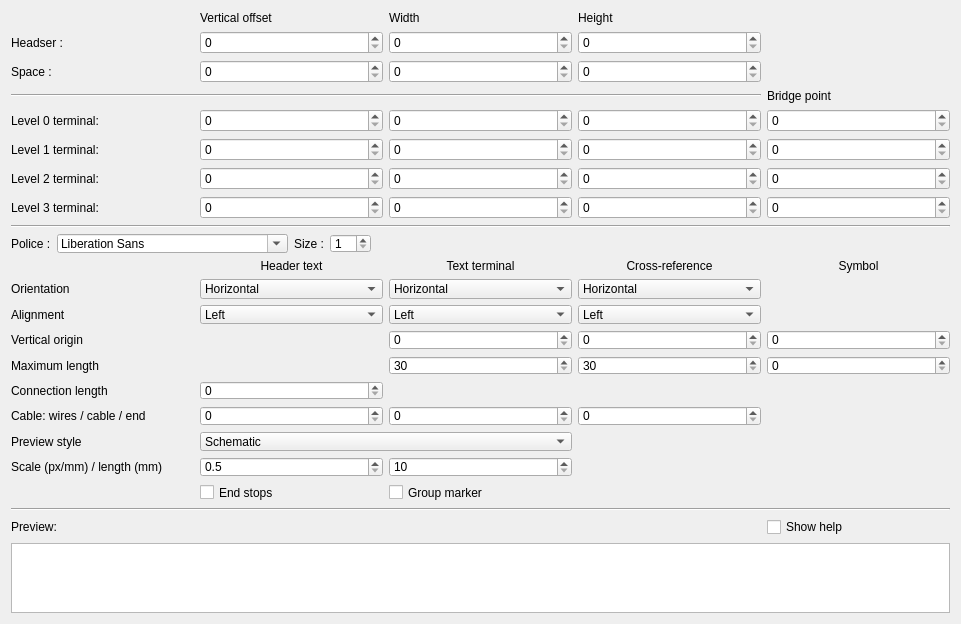
This is sources/TerminalStrip/ui/terminalstriplayouteditor.ui in itaueira/qelectrotech-source as Qt 5 draws it before an edit. The edited form follows.
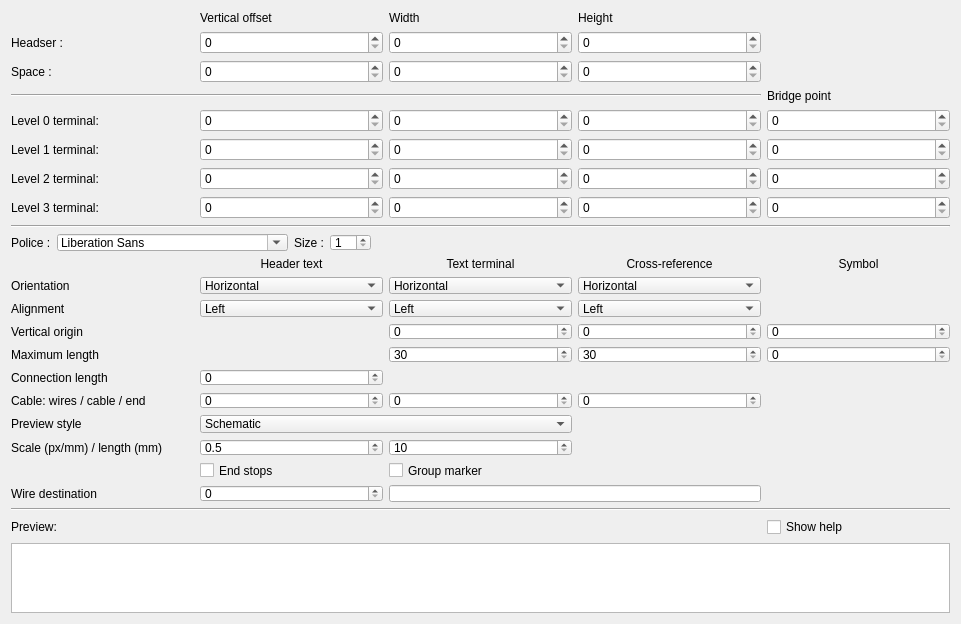
This is the edited form.

```diff
--- a/sources/TerminalStrip/ui/terminalstriplayouteditor.ui
+++ b/sources/TerminalStrip/ui/terminalstriplayouteditor.ui
@@ -622,6 +622,30 @@
         </property>
        </widget>
       </item>
+      <item row="14" column="2">
+       <widget class="QLabel" name="label_destination">
+        <property name="text">
+         <string>Wire destination</string>
+        </property>
+       </widget>
+      </item>
+      <item row="14" column="3">
+       <widget class="QSpinBox" name="m_destination_length_sb">
+        <property name="toolTip">
+         <string>Length of the destinations of the wires written above and under each terminal. 0 disable them.</string>
+        </property>
+        <property name="maximum">
+         <number>1000</number>
+        </property>
+       </widget>
+      </item>
+      <item row="14" column="4" colspan="2">
+       <widget class="QLineEdit" name="m_destination_format_le">
+        <property name="toolTip">
+         <string>What the destination of a wire says. %tag: tag of the component, or the strip; %point: its point, or the terminal; %folio: number of its folio; %position: its cell on the grid; %wire: number of the wire; %description: description of the component.</string>
+        </property>
+       </widget>
+      </item>
      </layout>
     </widget>
    </item>
```
